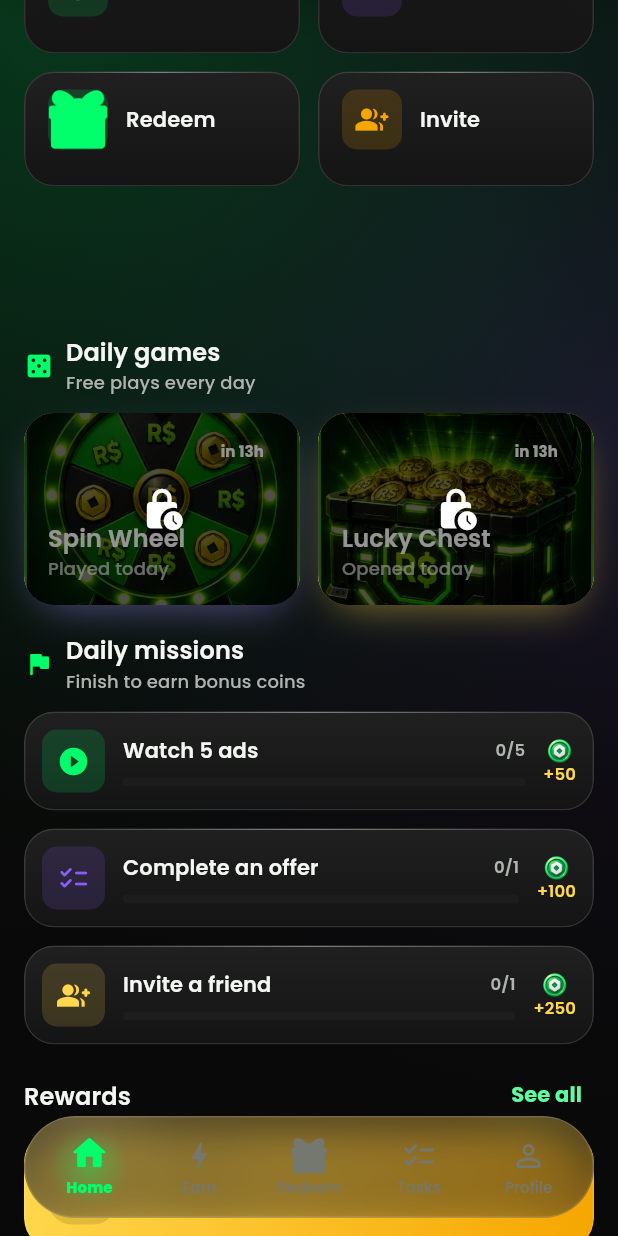
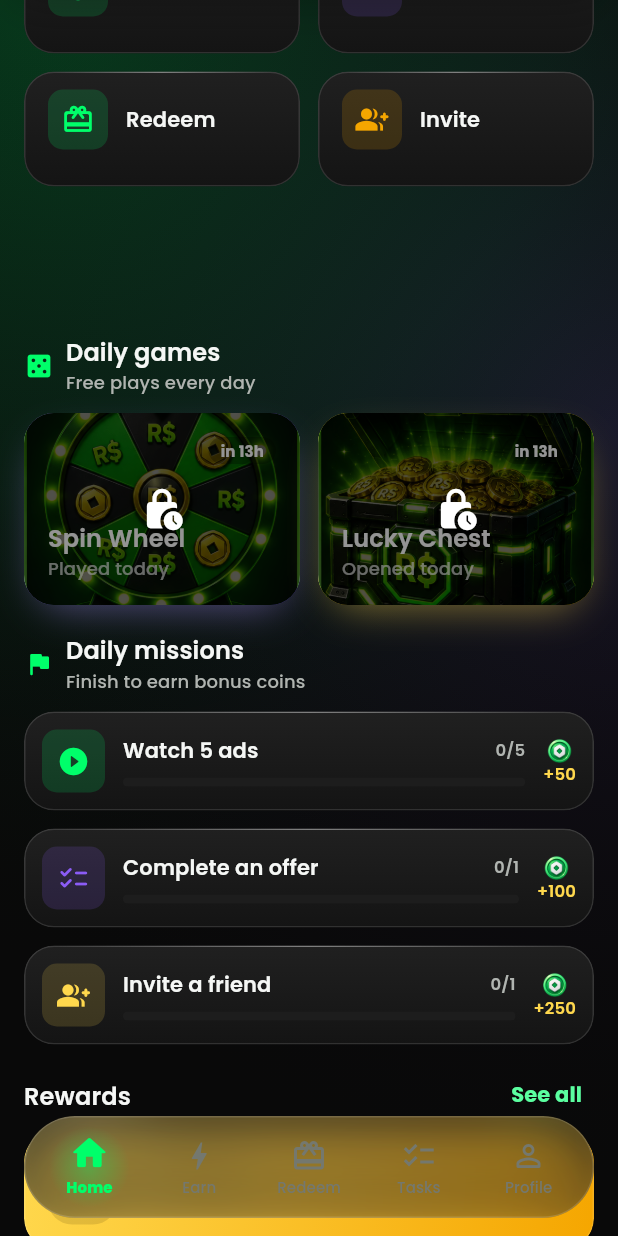
Before and after one commit to DARK7END/Robux-Box, a Flutter app: the screen it shows once a user with an empty profile is signed in, scrolled down 576 dp, on a phone screen of 412 x 824 dp. Run offline on Flutter 3.47's test engine with Material 3 defaults, Android fonts, the phone set to English and light mode, and no system bars; drawn by our look-alikes of flutter_animate; our stand-ins replace cached_network_image, cloud_firestore, cloud_functions, confetti, connectivity_plus, device_info_plus and 24 more; missing offline and left inert: app_tracking_transparency, firebase_app_check; accounts and stored records are empty; generated files the repository leaves out were written again; network calls fail.

Commit message:
Revert the gift icon rollout everywhere, back to the stock Material icon
Every spot that was switched to the uploaded gift artwork (bottom nav, home
quick actions, profile menu, wallet ledger, notifications, achievements, the
empty Robux state, both gift-card reward glyphs, and the post-redemption
celebration badge) goes back to Icons.card_giftcard_rounded. GiftIcon is now
unused and removed, along with the iconWidget/image override params added
to ProfileMenuTile, EmptyStateView and showCelebration/_GlowBadge purely to
support it.

The uploaded image files themselves are left in assets/images/ in case
they're wanted again later — only the code wiring is reverted. The unrelated
Robux gift-card catalogue (real card art per tier) is untouched.

```diff
--- a/lib/core/widgets/gift_icon.dart
+++ /dev/null
@@ -1,25 +0,0 @@
-import 'package:flutter/material.dart';
-
-/// The brand's own gift-card mark — a real line-art icon, used everywhere a
-/// generic "gift card" glyph is needed in place of the stock Material icon.
-/// Drawn as a plain black stroke on a transparent field, so — unlike a full
-/// illustration — it's designed to be recoloured: [color] tints the whole
-/// shape the same way [Icon]'s `color` would, letting it drop in wherever
-/// `Icon(Icons.card_giftcard_rounded, ...)` was used before.
-class GiftIcon extends StatelessWidget {
-  const GiftIcon({super.key, required this.size, required this.color});
-
-  final double size;
-  final Color color;
-
-  @override
-  Widget build(BuildContext context) {
-    return Image.asset(
-      'assets/images/gift_outline_icon.png',
-      width: size,
-      height: size,
-      color: color,
-      colorBlendMode: BlendMode.srcIn,
-    );
-  }
-}
--- a/lib/core/widgets/state_views.dart
+++ b/lib/core/widgets/state_views.dart
@@ -18,7 +18,6 @@ class EmptyStateView extends StatelessWidget {
     this.icon = Icons.inbox_rounded,
     this.actionLabel,
     this.onAction,
-    this.iconWidget,
   });
 
   final String title;
@@ -26,9 +25,6 @@ class EmptyStateView extends StatelessWidget {
   final IconData icon;
   final String? actionLabel;
   final VoidCallback? onAction;
-
-  /// Overrides [icon] with a real-artwork widget when set.
-  final Widget? iconWidget;
 
   @override
   Widget build(BuildContext context) {
@@ -65,7 +61,7 @@ class EmptyStateView extends StatelessWidget {
                     shape: BoxShape.circle,
                     border: Border.all(color: primary.withOpacity(0.22)),
                   ),
-                  child: iconWidget ?? Icon(icon, size: 38, color: primary),
+                  child: Icon(icon, size: 38, color: primary),
                 )
                     .animate(onPlay: (c) => c.repeat(reverse: true))
                     .moveY(
--- a/lib/core/widgets/widgets.dart
+++ b/lib/core/widgets/widgets.dart
@@ -10,7 +10,6 @@ export 'coin_badge.dart';
 export 'connectivity_banner.dart';
 export 'coin_particles.dart';
 export 'game_feature_card.dart';
-export 'gift_icon.dart';
 export 'glass_card.dart';
 export 'gradient_button.dart';
 export 'premium_loader.dart';
--- a/lib/features/home/presentation/main_shell.dart
+++ b/lib/features/home/presentation/main_shell.dart
@@ -9,7 +9,6 @@ import '../../../core/extensions/context_extensions.dart';
 import '../../../core/theme/app_colors.dart';
 import '../../../core/theme/app_dimens.dart';
 import '../../../core/theme/app_theme.dart';
-import '../../../core/widgets/gift_icon.dart';
 import '../../earn/data/earn_repository.dart';
 
 /// Root scaffold hosting the five primary tabs with a floating, glassmorphic
@@ -27,12 +26,11 @@ class MainShell extends ConsumerStatefulWidget {
 class _MainShellState extends ConsumerState<MainShell> {
   // Home · Earn · Redeem · Tasks · Profile
   static const _items = [
-    _NavItem(active: Icons.home_rounded, inactive: Icons.home_outlined),
-    _NavItem(active: Icons.bolt_rounded, inactive: Icons.bolt_outlined),
-    _NavItem(asset: 'assets/images/gift_outline_icon.png'),
-    _NavItem(active: Icons.checklist_rounded, inactive: Icons.checklist_outlined),
-    _NavItem(
-        active: Icons.person_rounded, inactive: Icons.person_outline_rounded),
+    _NavItem(Icons.home_rounded, Icons.home_outlined),
+    _NavItem(Icons.bolt_rounded, Icons.bolt_outlined),
+    _NavItem(Icons.card_giftcard_rounded, Icons.card_giftcard_outlined),
+    _NavItem(Icons.checklist_rounded, Icons.checklist_outlined),
+    _NavItem(Icons.person_rounded, Icons.person_outline_rounded),
   ];
 
   @override
@@ -139,12 +137,9 @@ class _MainShellState extends ConsumerState<MainShell> {
 }
 
 class _NavItem {
-  const _NavItem({this.active, this.inactive, this.asset});
-  final IconData? active;
-  final IconData? inactive;
-
-  /// A bundled icon asset, used instead of [active]/[inactive] when set.
-  final String? asset;
+  const _NavItem(this.active, this.inactive);
+  final IconData active;
+  final IconData inactive;
 }
 
 class _NavButton extends StatelessWidget {
@@ -179,10 +174,8 @@ class _NavButton extends StatelessWidget {
               scale: active ? 1.16 : 1.0,
               duration: AppDuration.medium,
               curve: AppCurves.spring,
-              child: item.asset != null
-                  ? GiftIcon(size: 24, color: color)
-                  : Icon(active ? item.active : item.inactive,
-                      color: color, size: 24),
+              child: Icon(active ? item.active : item.inactive,
+                  color: color, size: 24),
             ),
           ),
           const SizedBox(height: 3),
--- a/lib/features/home/presentation/widgets/quick_action_grid.dart
+++ b/lib/features/home/presentation/widgets/quick_action_grid.dart
@@ -5,7 +5,6 @@ import '../../../../core/extensions/context_extensions.dart';
 import '../../../../core/router/routes.dart';
 import '../../../../core/theme/app_colors.dart';
 import '../../../../core/theme/app_dimens.dart';
-import '../../../../core/widgets/gift_icon.dart';
 import '../../../../core/widgets/glass_card.dart';
 
 /// 2×2 grid of primary earn/redeem/invite actions.
@@ -20,8 +19,7 @@ class QuickActionGrid extends StatelessWidget {
       _Action(Icons.checklist_rounded, context.l10n.homeOffers,
           AppColors.accent, () => context.go(AppRoutes.tasks)),
       _Action(Icons.card_giftcard_rounded, context.l10n.homeRedeem,
-          AppColors.robux, () => context.go(AppRoutes.rewards),
-          useGiftIcon: true),
+          AppColors.robux, () => context.go(AppRoutes.rewards)),
       _Action(Icons.group_add_rounded, context.l10n.homeInvite,
           AppColors.coinDeep, () => context.push(AppRoutes.referrals)),
     ];
@@ -48,9 +46,7 @@ class QuickActionGrid extends StatelessWidget {
                       color: a.color.withOpacity(0.16),
                       borderRadius: BorderRadius.circular(AppRadius.sm),
                     ),
-                    child: a.useGiftIcon
-                        ? GiftIcon(size: 22, color: a.color)
-                        : Icon(a.icon, color: a.color, size: 22),
+                    child: Icon(a.icon, color: a.color, size: 22),
                   ),
                   const SizedBox(width: AppSpacing.md),
                   Expanded(
@@ -70,13 +66,9 @@ class QuickActionGrid extends StatelessWidget {
 }
 
 class _Action {
-  const _Action(this.icon, this.label, this.color, this.onTap,
-      {this.useGiftIcon = false});
+  const _Action(this.icon, this.label, this.color, this.onTap);
   final IconData icon;
   final String label;
   final Color color;
   final VoidCallback onTap;
-
-  /// Renders the real gift-card icon instead of [icon] when true.
-  final bool useGiftIcon;
 }
--- a/lib/features/notifications/presentation/notifications_screen.dart
+++ b/lib/features/notifications/presentation/notifications_screen.dart
@@ -80,10 +80,8 @@ class NotificationsScreen extends ConsumerWidget {
                         color: context.colors.primary.withOpacity(0.14),
                         borderRadius: BorderRadius.circular(AppRadius.sm),
                       ),
-                      child: n.type == NotificationType.redemption
-                          ? GiftIcon(size: 20, color: context.colors.primary)
-                          : Icon(_icon(n.type),
-                              color: context.colors.primary, size: 20),
+                      child: Icon(_icon(n.type),
+                          color: context.colors.primary, size: 20),
                     ),
                     const SizedBox(width: AppSpacing.md),
                     Expanded(
--- a/lib/features/profile/presentation/profile_screen.dart
+++ b/lib/features/profile/presentation/profile_screen.dart
@@ -46,7 +46,6 @@ class ProfileScreen extends ConsumerWidget {
           ),
           ProfileMenuTile(
             icon: Icons.card_giftcard_rounded,
-            iconWidget: const GiftIcon(size: 22, color: AppColors.robux),
             label: context.l10n.redemptionTitle,
             color: AppColors.robux,
             onTap: () => context.push(AppRoutes.redemptions),
--- a/lib/features/profile/presentation/widgets/profile_menu_tile.dart
+++ b/lib/features/profile/presentation/widgets/profile_menu_tile.dart
@@ -14,7 +14,6 @@ class ProfileMenuTile extends StatelessWidget {
     required this.onTap,
     this.trailing,
     this.subtitle,
-    this.iconWidget,
   });
 
   final IconData icon;
@@ -23,9 +22,6 @@ class ProfileMenuTile extends StatelessWidget {
   final VoidCallback? onTap;
   final Widget? trailing;
   final String? subtitle;
-
-  /// Overrides [icon] with a real-artwork widget when set.
-  final Widget? iconWidget;
 
   @override
   Widget build(BuildContext context) {
@@ -44,7 +40,7 @@ class ProfileMenuTile extends StatelessWidget {
                 color: color.withOpacity(0.14),
                 borderRadius: BorderRadius.circular(AppRadius.sm),
               ),
-              child: iconWidget ?? Icon(icon, color: color, size: 22),
+              child: Icon(icon, color: color, size: 22),
             ),
             const SizedBox(width: AppSpacing.md),
             Expanded(
--- a/lib/features/redemption/presentation/rewards_screen.dart
+++ b/lib/features/redemption/presentation/rewards_screen.dart
@@ -92,8 +92,6 @@ class RewardsScreen extends ConsumerWidget {
                   padding: const EdgeInsets.symmetric(horizontal: AppSpacing.lg),
                   child: EmptyStateView(
                     icon: Icons.card_giftcard_rounded,
-                    iconWidget:
-                        const GiftIcon(size: 38, color: AppColors.robux),
                     title: context.l10n.commonComingSoon,
                     message: context.l10n.rewardsComingSoonDesc,
                   ),
--- a/lib/features/redemption/presentation/widgets/reward_card.dart
+++ b/lib/features/redemption/presentation/widgets/reward_card.dart
@@ -6,7 +6,6 @@ import '../../../../core/extensions/context_extensions.dart';
 import '../../../../core/theme/app_colors.dart';
 import '../../../../core/theme/app_dimens.dart';
 import '../../../../core/theme/app_gradients.dart';
-import '../../../../core/widgets/gift_icon.dart';
 import '../../../../core/widgets/glass_card.dart';
 import '../../../../core/widgets/r_glyph.dart';
 import '../../../../models/reward.dart';
@@ -40,7 +39,8 @@ class RewardCard extends StatelessWidget {
       RewardKind.giftCard => (
           AppGradients.coin,
           AppColors.coin,
-          (double s, Color c) => GiftIcon(size: s, color: c),
+          (double s, Color c) =>
+              Icon(Icons.card_giftcard_rounded, size: s, color: c),
         ),
       RewardKind.digitalCode => (
           AppGradients.vip,
--- a/lib/features/wallet/presentation/wallet_screen.dart
+++ b/lib/features/wallet/presentation/wallet_screen.dart
@@ -311,9 +311,7 @@ class TransactionTile extends StatelessWidget {
               color: color.withOpacity(0.14),
               borderRadius: BorderRadius.circular(AppRadius.sm),
             ),
-            child: tx.type == TxType.redemption
-                ? GiftIcon(size: 22, color: color)
-                : Icon(_icon, color: color, size: 22),
+            child: Icon(_icon, color: color, size: 22),
           ),
           const SizedBox(width: AppSpacing.md),
           Expanded(
```
Also changed, not shown: lib/core/widgets/celebration.dart (+5 -16 lines), lib/features/achievements/presentation/achievements_screen.dart (+2 -5 lines), lib/features/redemption/presentation/widgets/redeem_sheet.dart (+5 -3 lines).
